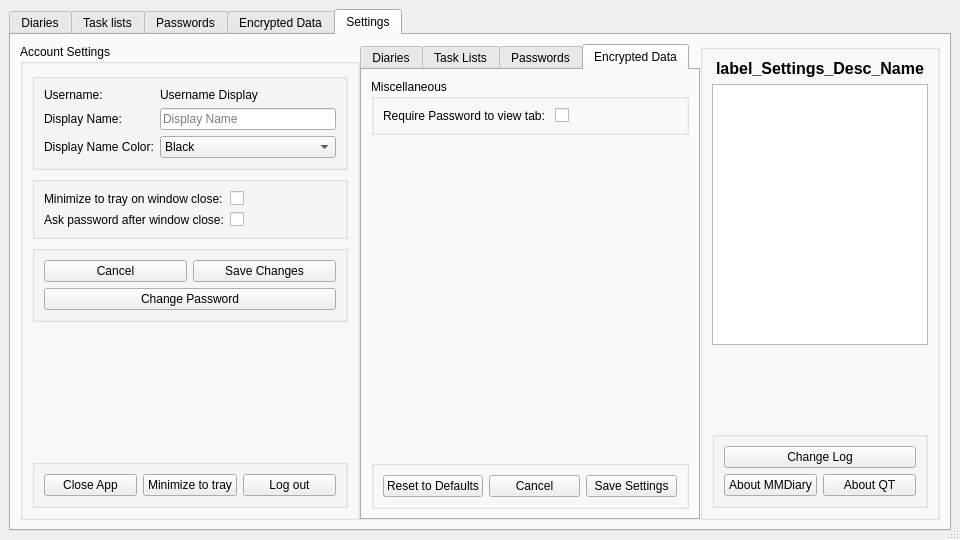
This is mainwindow.ui in therealMaPMaKeR/MMDiary as Qt 5 draws it before an edit. The edited form follows.
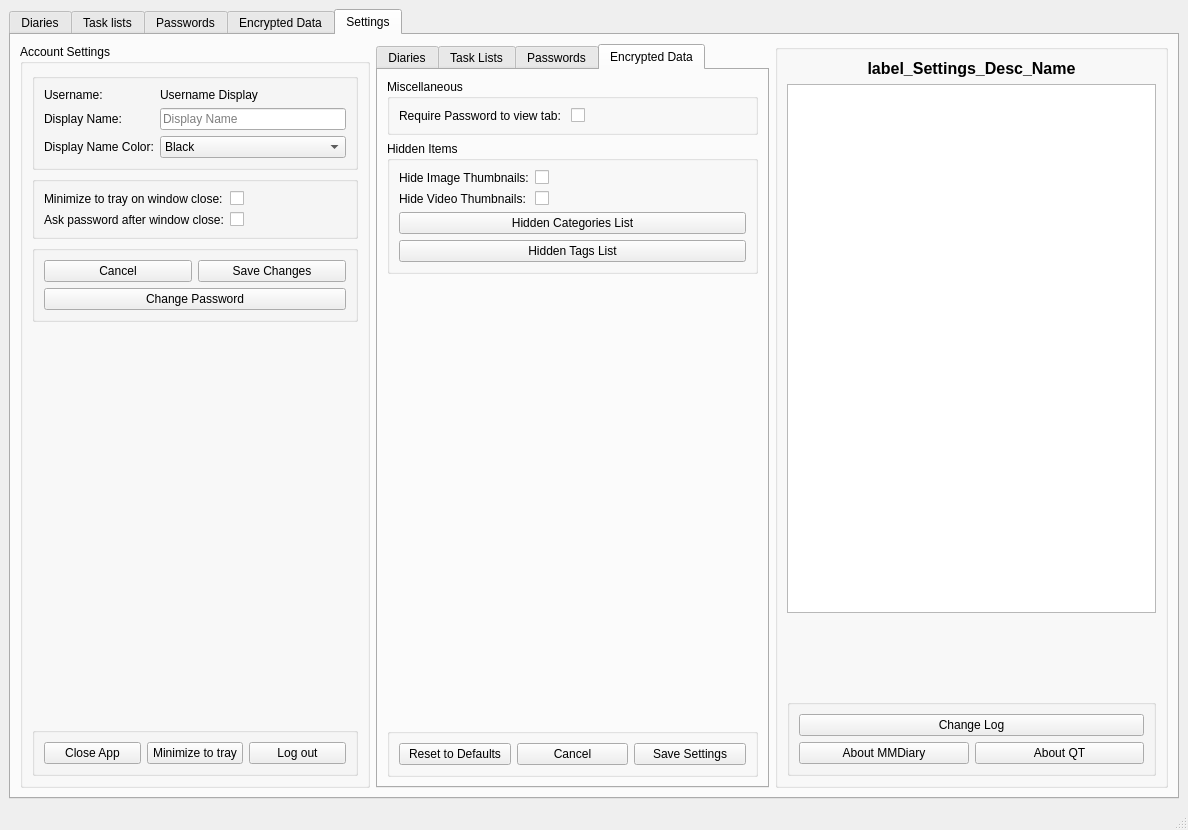
This is the edited form. The open tabs and pages were chosen to show the change. Custom widgets are drawn as their Qt base class.

The edit to the form file:
```diff
--- a/mainwindow.ui
+++ b/mainwindow.ui
@@ -6,8 +6,8 @@
    <rect>
     <x>0</x>
     <y>0</y>
-    <width>960</width>
-    <height>540</height>
+    <width>1188</width>
+    <height>830</height>
    </rect>
   </property>
   <property name="sizePolicy">
@@ -1602,7 +1602,7 @@
            <attribute name="title">
             <string>Encrypted Data</string>
            </attribute>
-           <layout class="QVBoxLayout" name="verticalLayout_20">
+           <layout class="QVBoxLayout" name="verticalLayout_21">
             <item>
              <widget class="QGroupBox" name="groupBox_18">
               <property name="title">
@@ -1626,6 +1626,61 @@
               </layout>
              </widget>
             </item>
+            <item>
+             <widget class="QGroupBox" name="groupBox_20">
+              <property name="title">
+               <string>Hidden Items</string>
+              </property>
+              <layout class="QVBoxLayout" name="verticalLayout_20">
+               <item>
+                <layout class="QFormLayout" name="formLayout_10">
+                 <item row="0" column="0">
+                  <widget class="QLabel" name="label_25">
+                   <property name="text">
+                    <string>Hide Image Thumbnails:</string>
+                   </property>
+                  </widget>
+                 </item>
+                 <item row="0" column="1">
+                  <widget class="QCheckBox" name="checkBox_DataENC_HideThumbnails_Image">
+                   <property name="text">
+                    <string/>
+                   </property>
+                  </widget>
+                 </item>
+                 <item row="1" column="0">
+                  <widget class="QLabel" name="label_26">
+                   <property name="text">
+                    <string>Hide Video Thumbnails:</string>
+                   </property>
+                  </widget>
+                 </item>
+                 <item row="1" column="1">
+                  <widget class="QCheckBox" name="checkBox_DataENC_HideThumbnails_Video">
+                   <property name="text">
+                    <string/>
+                   </property>
+                  </widget>
+                 </item>
+                </layout>
+               </item>
+               <item>
+                <widget class="QPushButton" name="pushButton_DataENC_Hidden_Categories">
+                 <property name="text">
+                  <string>Hidden Categories List</string>
+                 </property>
+                </widget>
+               </item>
+               <item>
+                <widget class="QPushButton" name="pushButton_DataENC_Hidden_Tags">
+                 <property name="text">
+                  <string>Hidden Tags List</string>
+                 </property>
+                </widget>
+               </item>
+              </layout>
+             </widget>
+            </item>
             <item>
              <spacer name="verticalSpacer_2">
               <property name="orientation">
```
Left out of the diff: 34 changed lines with no effect on the pictures.
